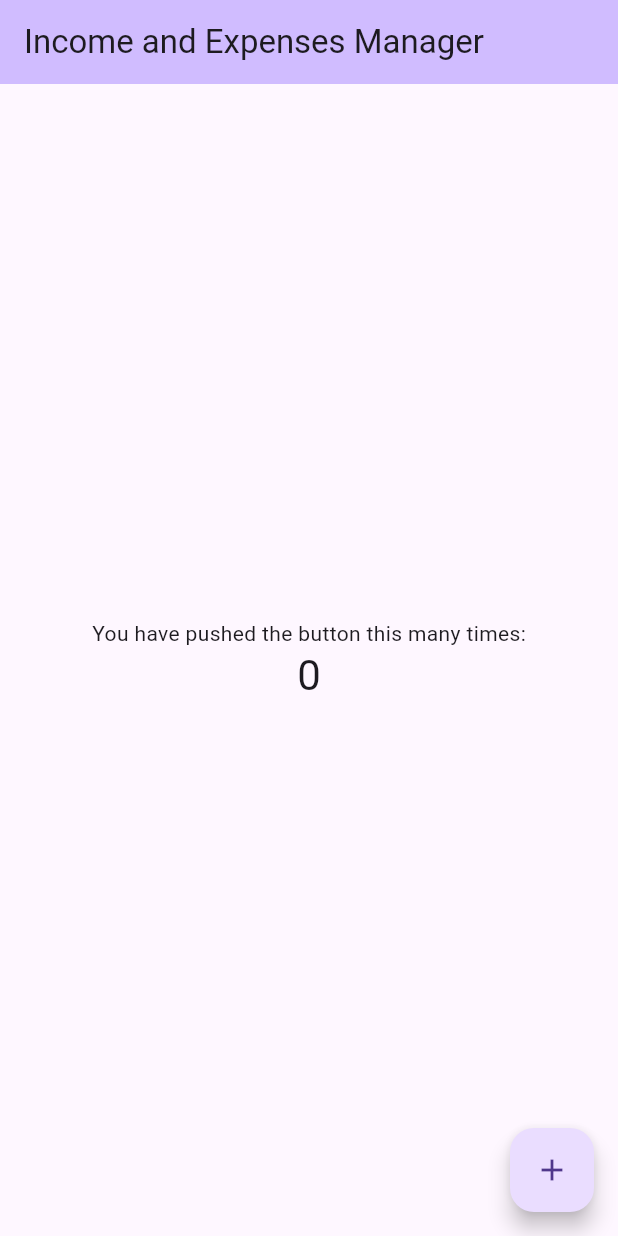
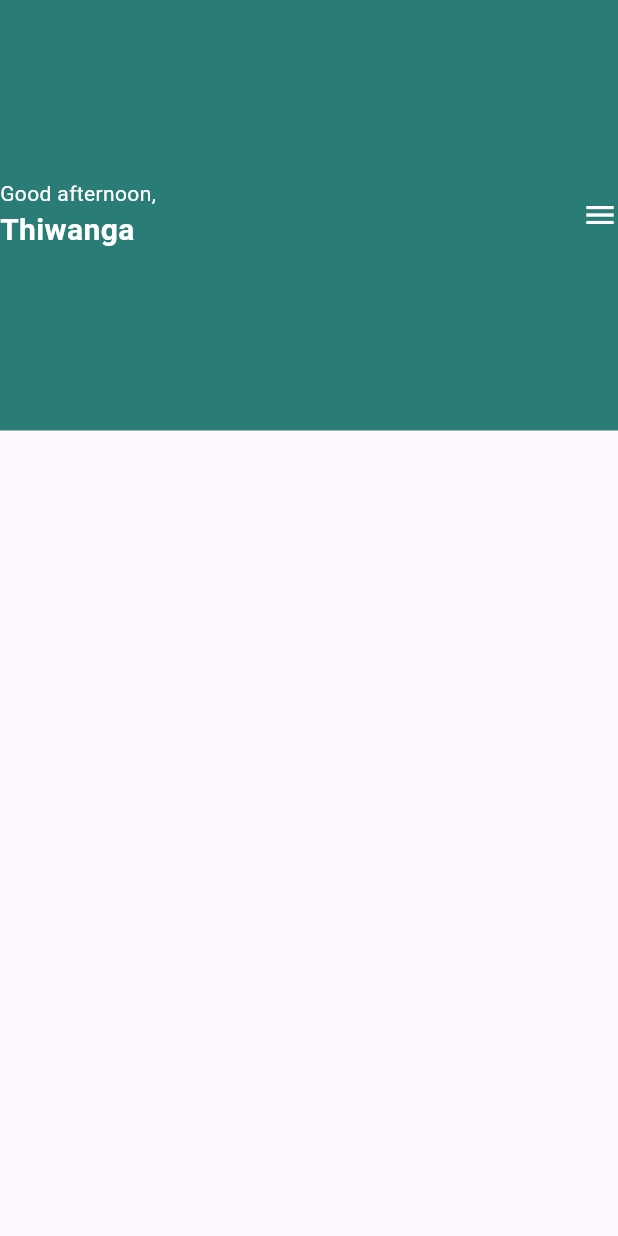
Before and after one commit to Thiwanga123/Income_expenses_managing, a Flutter app: the screen it shows after launch, on a phone screen of 412 x 824 dp. Run offline on Flutter 3.47's test engine with Material 3 defaults, Android fonts, the phone set to English and light mode, and no system bars.

Commit message:
added changes

```diff
--- a/lib/main.dart
+++ b/lib/main.dart
@@ -1,4 +1,6 @@
 import 'package:flutter/material.dart';
+
+import 'pages/homepage.dart';
 
 void main() {
   runApp(const MyApp());
@@ -11,96 +13,8 @@ class MyApp extends StatelessWidget {
   @override
   Widget build(BuildContext context) {
     return const MaterialApp(
-      title: 'Income and Expenses Manager',
-      home: MyHomePage(title: 'Income and Expenses Manager'),
+      debugShowCheckedModeBanner: false,
+      home: Home(),
     );
   }
 }
-
-class MyHomePage extends StatefulWidget {
-  const MyHomePage({super.key, required this.title});
-
-  // This widget is the home page of your application. It is stateful, meaning
-  // that it has a State object (defined below) that contains fields that affect
-  // how it looks.
-
-  // This class is the configuration for the state. It holds the values (in this
-  // case the title) provided by the parent (in this case the App widget) and
-  // used by the build method of the State. Fields in a Widget subclass are
-  // always marked "final".
-
-  final String title;
-
-  @override
-  State<MyHomePage> createState() => _MyHomePageState();
-}
-
-class _MyHomePageState extends State<MyHomePage> {
-  int _counter = 0;
-
-  void _incrementCounter() {
-    setState(() {
-      // This call to setState tells the Flutter framework that something has
-      // changed in this State, which causes it to rerun the build method below
-      // so that the display can reflect the updated values. If we changed
-      // _counter without calling setState(), then the build method would not be
-      // called again, and so nothing would appear to happen.
-      _counter++;
-    });
-  }
-
-  @override
-  Widget build(BuildContext context) {
-    // This method is rerun every time setState is called, for instance as done
-    // by the _incrementCounter method above.
-    //
-    // The Flutter framework has been optimized to make rerunning build methods
-    // fast, so that you can just rebuild anything that needs updating rather
-    // than having to individually change instances of widgets.
-    return Scaffold(
-      appBar: AppBar(
-        // TRY THIS: Try changing the color here to a specific color (to
-        // Colors.amber, perhaps?) and trigger a hot reload to see the AppBar
-        // change color while the other colors stay the same.
-        backgroundColor: Theme.of(context).colorScheme.inversePrimary,
-        // Here we take the value from the MyHomePage object that was created by
-        // the App.build method, and use it to set our appbar title.
-        title: Text(widget.title),
-      ),
-      body: Center(
-        // Center is a layout widget. It takes a single child and positions it
-        // in the middle of the parent.
-        child: Column(
-          // Column is also a layout widget. It takes a list of children and
-          // arranges them vertically. By default, it sizes itself to fit its
-          // children horizontally, and tries to be as tall as its parent.
-          //
-          // Column has various properties to control how it sizes itself and
-          // how it positions its children. Here we use mainAxisAlignment to
-          // center the children vertically; the main axis here is the vertical
-          // axis because Columns are vertical (the cross axis would be
-          // horizontal).
-          //
-          // TRY THIS: Invoke "debug painting" (choose the "Toggle Debug Paint"
-          // action in the IDE, or press "p" in the console), to see the
-          // wireframe for each widget.
-          mainAxisAlignment: MainAxisAlignment.center,
-          children: <Widget>[
-            const Text(
-              'You have pushed the button this many times:',
-            ),
-            Text(
-              '$_counter',
-              style: Theme.of(context).textTheme.headlineMedium,
-            ),
-          ],
-        ),
-      ),
-      floatingActionButton: FloatingActionButton(
-        onPressed: _incrementCounter,
-        tooltip: 'Increment',
-        child: const Icon(Icons.add),
-      ), // This trailing comma makes auto-formatting nicer for build methods.
-    );
-  }
-}
--- a/lib/pages/homepage.dart
+++ b/lib/pages/homepage.dart
@@ -0,0 +1,37 @@
+import 'package:flutter/material.dart';
+
+class Home extends StatelessWidget {
+  const Home({super.key});
+
+  @override
+  Widget build(BuildContext context) {
+    return Scaffold(
+      body: SafeArea(
+        child: Stack(
+          children: [
+            Container(
+              color: Color(0xff2A7C76),
+              height: 287,
+              width: double.infinity,
+              child: const Row(
+                mainAxisAlignment: MainAxisAlignment.spaceBetween,
+                children: [
+                  Column(
+                    crossAxisAlignment: CrossAxisAlignment.start,
+                    mainAxisAlignment: MainAxisAlignment.center,
+                    children: [
+                      Text('Good afternoon,' , style: TextStyle(color: Colors.white, fontSize: 14)),
+                      Text( 'Thiwanga' , style: TextStyle(color: Colors.white, fontSize: 20, fontWeight: FontWeight.bold)),
+                    ],
+                  ),
+                  Icon( Icons.menu, color: Colors.white),
+                ],
+              ),
+            ),
+          ]
+          ,
+        ),
+      ),
+    );
+  }
+}
```
